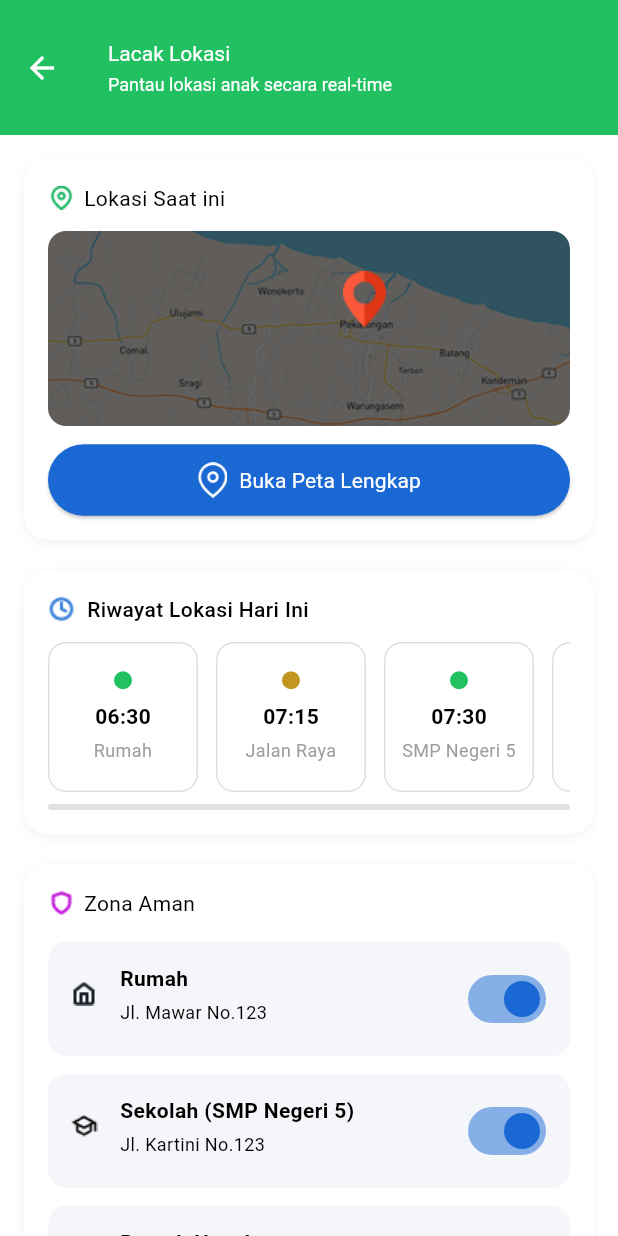
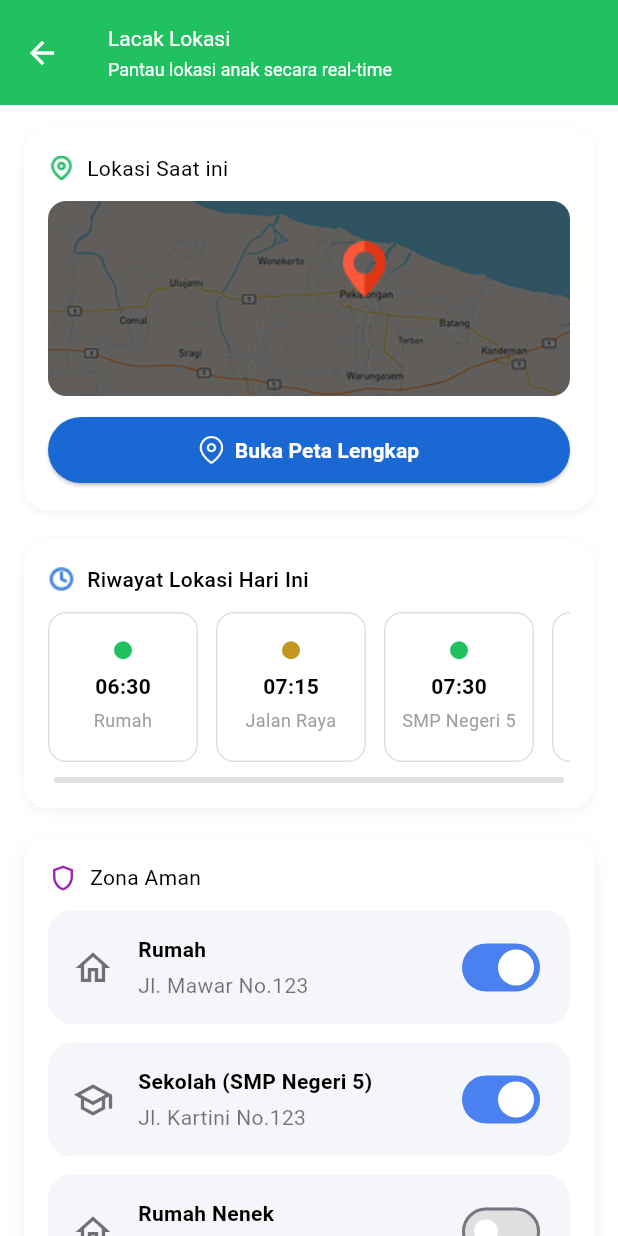
Before and after one commit to dhimskyyy/gen_app, a Flutter app: the LocationScreen screen opened by its route, on a phone screen of 412 x 824 dp. Run offline on Flutter 3.47's test engine with Material 3 defaults, Android fonts, the phone set to English and light mode, and no system bars; Roboto replaces fonts that are missing (YourFont).

Commit message:
location

```diff
--- a/lib/location/location_screen.dart
+++ b/lib/location/location_screen.dart
@@ -2,8 +2,73 @@ import 'package:flutter/material.dart';
 import '../../theme/app_colors.dart';
 import '../../theme/text_styles.dart';
 
-class LocationScreen extends StatelessWidget {
+class LocationScreen extends StatefulWidget {
   const LocationScreen({super.key});
+
+  @override
+  State<LocationScreen> createState() => _LocationScreenState();
+}
+
+class _LocationScreenState extends State<LocationScreen> {
+  late final ScrollController _scrollController;
+  double _scrollProgress = 0.0;
+
+  final List<Map<String, dynamic>> _safeZoneData = [
+    {
+      'title': 'Rumah',
+      'address': 'Jl. Mawar No.123',
+      'iconFile': 'home.png',
+      'isActive': true,
+    },
+    {
+      'title': 'Sekolah (SMP Negeri 5)',
+      'address': 'Jl. Kartini No.123',
+      'iconFile': 'school.png',
+      'isActive': true,
+    },
+    {
+      'title': 'Rumah Nenek',
+      'address': 'Jl. Melati No.123',
+      'iconFile': 'home.png',
+      'isActive': false,
+    },
+  ];
+
+  final List<Map<String, dynamic>> _notificationData = [
+    {
+      'title': 'Baterai Lemah',
+      'subtitle': 'Notifikasi saat baterai <20%',
+      'isActive': true,
+      'bgColor': AppColors.yellowSoft,
+    },
+    {
+      'title': 'Keluar Zona Aman',
+      'subtitle': 'Peringatan ketika keluar zona aman',
+      'isActive': true,
+      'bgColor': AppColors.redSoft,
+    }
+  ];
+
+  @override
+  void initState() {
+    super.initState();
+    _scrollController = ScrollController();
+    _scrollController.addListener(() {
+      if (mounted) {
+        final maxScroll = _scrollController.position.maxScrollExtent;
+        final currentScroll = _scrollController.position.pixels;
+        setState(() {
+          _scrollProgress = (maxScroll > 0) ? currentScroll / maxScroll : 0;
+        });
+      }
+    });
+  }
+
+  @override
+  void dispose() {
+    _scrollController.dispose();
+    super.dispose();
+  }
 
   @override
   Widget build(BuildContext context) {
@@ -12,7 +77,7 @@ class LocationScreen extends StatelessWidget {
       appBar: AppBar(
         backgroundColor: AppColors.greenSoft,
         elevation: 0,
-        toolbarHeight: 90,
+        toolbarHeight: 70,
         leading: IconButton(
           icon: const Icon(Icons.arrow_back, color: Colors.white),
           onPressed: () => Navigator.pop(context),
@@ -70,7 +135,7 @@ class LocationScreen extends StatelessWidget {
           Row(
             children: [
               Image.asset('assets/icons/map_pin.png', width: 18),
-              const SizedBox(width: 6),
+              const SizedBox(width: 8),
               Text('Lokasi Saat ini', style: AppTextStyles.textReguler),
             ],
           ),
@@ -91,7 +156,7 @@ class LocationScreen extends StatelessWidget {
                 left: 195,
                 child: Image.asset(
                   'assets/icons/Vector.png',
-                  width: 32, // Sesuaikan ukuran icon
+                  width: 32,
                 ),
               ),
             ],
@@ -108,9 +173,13 @@ class LocationScreen extends StatelessWidget {
                 ),
                 padding: const EdgeInsets.symmetric(vertical: 12),
               ),
-              icon: Image.asset('assets/icons/point_icon.png', width: 20),
-              label: Text('Buka Peta Lengkap', style: AppTextStyles.textWhite),
+              icon: Image.asset('assets/icons/point_icon.png', width: 16),
+              label: Text(
+                'Buka Peta Lengkap',
+                style: AppTextStyles.textWhite.copyWith(fontWeight: FontWeight.bold),
               ),
+            ),
+
           ),
         ],
       ),
@@ -118,20 +187,6 @@ class LocationScreen extends StatelessWidget {
   }
 
   Widget _locationHistorySection() {
-    final ScrollController _scrollController = ScrollController();
-
-    return StatefulBuilder(
-      builder: (context, setState) {
-        double scrollProgress = 0;
-
-        _scrollController.addListener(() {
-          final maxScroll = _scrollController.position.maxScrollExtent;
-          final currentScroll = _scrollController.position.pixels;
-          setState(() {
-            scrollProgress = (maxScroll == 0) ? 0 : currentScroll / maxScroll;
-          });
-        });
-
     return Container(
       padding: const EdgeInsets.all(16),
       decoration: BoxDecoration(
@@ -175,9 +230,10 @@ class LocationScreen extends StatelessWidget {
               ],
             ),
           ),
-              const SizedBox(height: 8),
-              // Scroll progress bar
-              LayoutBuilder(
+          const SizedBox(height: 10),
+          Padding(
+            padding: const EdgeInsets.symmetric(horizontal: 4.0),
+            child: LayoutBuilder(
               builder: (context, constraints) {
                 return Stack(
                   children: [
@@ -185,27 +241,26 @@ class LocationScreen extends StatelessWidget {
                       height: 4,
                       width: double.infinity,
                       decoration: BoxDecoration(
-                          color: AppColors.lightGrey,
-                          borderRadius: BorderRadius.circular(2),
+                        color: Colors.grey[300],
+                        borderRadius: BorderRadius.circular(10),
                       ),
                     ),
                     AnimatedContainer(
                       duration: const Duration(milliseconds: 100),
-                        height: 4,
-                        width: constraints.maxWidth * scrollProgress,
+                      height: 5,
+                      width: constraints.maxWidth * _scrollProgress,
                       decoration: BoxDecoration(
-                          color: Colors.black,
-                          borderRadius: BorderRadius.circular(2),
+                        color: Colors.grey[500],
+                        borderRadius: BorderRadius.circular(10),
                       ),
                     ),
                   ],
                 );
               },
             ),
+          ),
         ],
       ),
-        );
-      },
     );
   }
 
@@ -255,13 +310,13 @@ class LocationScreen extends StatelessWidget {
     return Container(
       padding: const EdgeInsets.all(16),
       decoration: BoxDecoration(
-        color: AppColors.white,
+        color: Colors.white,
         borderRadius: BorderRadius.circular(16),
         boxShadow: [
           BoxShadow(
-            color: AppColors.shadowSoft,
-            blurRadius: 6,
-            offset: const Offset(0, 2),
+            color: Colors.grey.withOpacity(0.15),
+            blurRadius: 10,
+            offset: const Offset(0, 4),
           ),
         ],
       ),
@@ -270,104 +325,49 @@ class LocationScreen extends StatelessWidget {
         children: [
           Row(
             children: [
-              Image.asset('assets/icons/shield.png', width: 18),
-              const SizedBox(width: 6),
-              Text('Zona Aman', style: AppTextStyles.textReguler),
+              const Icon(Icons.shield_outlined, color: Colors.purple, size: 20),
+              const SizedBox(width: 8),
+              Text(
+                'Zona Aman',
+                style: AppTextStyles.textReguler,
+              ),
             ],
           ),
-          const SizedBox(height: 16),
-          _safeZoneItem(
-            title: 'Rumah',
-            address: 'Jl. Mawar No.123',
-            active: true,
-            iconFile: 'home.png',
+          const SizedBox(height: 12),
+          ListView.separated(
+            physics: const NeverScrollableScrollPhysics(),
+            shrinkWrap: true,
+            itemCount: _safeZoneData.length,
+            separatorBuilder: (context, index) => const SizedBox(height: 12),
+            itemBuilder: (context, index) {
+              final item = _safeZoneData[index];
+              return _SafeZoneItem(
+                title: item['title'],
+                address: item['address'],
+                iconFile: item['iconFile'],
+                initialIsActive: item['isActive'],
+              );
+            },
           ),
-          const SizedBox(height: 12),
-          _safeZoneItem(
-            title: 'Sekolah (SMP Negeri 5)',
-            address: 'Jl. Kartini No.123',
-            active: true,
-            iconFile: 'school.png',
-          ),
-          const SizedBox(height: 12),
-          _safeZoneItem(
-            title: 'Rumah Nenek',
-            address: 'Jl. Melati No.123',
-            active: false,
-            iconFile: 'home.png',
-          ),
-          const SizedBox(height: 20),
           SizedBox(
             width: double.infinity,
             child: ElevatedButton.icon(
               onPressed: () {},
-              icon: const Icon(Icons.add, color: Colors.white),
+              style: ElevatedButton.styleFrom(
+                backgroundColor: AppColors.primary,
+                shape: RoundedRectangleBorder(
+                  borderRadius: BorderRadius.circular(28),
+                ),
+                padding: const EdgeInsets.symmetric(vertical: 12),
+              ),
+              icon: const Icon(Icons.add, color: Colors.white, size: 20),
               label: Text(
                 'Tambahkan Zona Aman Baru',
                 style: AppTextStyles.textWhite.copyWith(
                   fontWeight: FontWeight.bold,
                 ),
               ),
-              style: ElevatedButton.styleFrom(
-                backgroundColor: AppColors.primary,
-                shape: RoundedRectangleBorder(
-                  borderRadius: BorderRadius.circular(28),
             ),
-                padding: const EdgeInsets.symmetric(vertical: 14),
-              ),
-            ),
-          ),
-        ],
-      ),
-    );
-  }
-
-  Widget _safeZoneItem({
-    required String title,
-    required String address,
-    required bool active,
-    required String iconFile,
-  }) {
-    return Container(
-      padding: const EdgeInsets.symmetric(horizontal: 12, vertical: 14),
-      decoration: BoxDecoration(
-        color: const Color(0xFFF5F6FA), // Abu-abu soft sesuai desain Figma
-        borderRadius: BorderRadius.circular(12),
-      ),
-      child: Row(
-        mainAxisAlignment: MainAxisAlignment.spaceBetween,
-        crossAxisAlignment: CrossAxisAlignment.start,
-        children: [
-          Row(
-            children: [
-              Image.asset('assets/icons/$iconFile', width: 24),
-              const SizedBox(width: 12),
-              Column(
-                crossAxisAlignment: CrossAxisAlignment.start,
-                children: [
-                  Text(
-                    title,
-                    style: AppTextStyles.textReguler.copyWith(
-                      fontWeight: FontWeight.w600,
-                      fontSize: 14,
-                    ),
-                  ),
-                  const SizedBox(height: 4),
-                  Text(
-                    address,
-                    style: AppTextStyles.description.copyWith(
-                      fontSize: 12,
-                      color: AppColors.black, // Ubah jadi hitam
-                    ),
-                  ),
-                ],
-              ),
-            ],
-          ),
-          Switch(
-            value: active,
-            onChanged: (_) {},
-            activeColor: AppColors.primary,
           ),
         ],
       ),
@@ -394,39 +394,144 @@ class LocationScreen extends StatelessWidget {
           Row(
             children: [
               Image.asset('assets/icons/shield.png', width: 18),
-              const SizedBox(width: 6),
+              const SizedBox(width: 8),
               Text('Pengaturan Notifikasi', style: AppTextStyles.textReguler),
             ],
           ),
-          const SizedBox(height: 16),
-          _notificationItem(
-            title: 'Baterai Lemah',
-            subtitle: 'Notifikasi saat baterai <20%',
-            isActive: true,
-            bgColor: AppColors.yellowSoft,
-          ),
           const SizedBox(height: 12),
-          _notificationItem(
-            title: 'Keluar Zona Aman',
-            subtitle: 'Peringatan ketika keluar zona aman',
-            isActive: true,
-            bgColor: AppColors.redSoft,
+          ListView.separated(
+            physics: const NeverScrollableScrollPhysics(),
+            shrinkWrap: true,
+            itemCount: _notificationData.length,
+            separatorBuilder: (context, index) => const SizedBox(height: 12),
+            itemBuilder: (context, index) {
+              final item = _notificationData[index];
+              return _NotificationItem(
+                title: item['title'],
+                subtitle: item['subtitle'],
+                initialIsActive: item['isActive'],
+                bgColor: item['bgColor'],
+              );
+            },
           ),
         ],
       ),
     );
   }
+}
 
-  Widget _notificationItem({
-    required String title,
-    required String subtitle,
-    required bool isActive,
-    required Color bgColor,
-  }) {
+class _SafeZoneItem extends StatefulWidget {
+  final String title;
+  final String address;
+  final String iconFile;
+  final bool initialIsActive;
+
+  const _SafeZoneItem({
+    required this.title,
+    required this.address,
+    required this.iconFile,
+    required this.initialIsActive,
+  });
+
+  @override
+  State<_SafeZoneItem> createState() => __SafeZoneItemState();
+}
+
+class __SafeZoneItemState extends State<_SafeZoneItem> {
+  late bool _isActive;
+
+  @override
+  void initState() {
+    super.initState();
+    _isActive = widget.initialIsActive;
+  }
+
+  @override
+  Widget build(BuildContext context) {
+    IconData iconData = widget.iconFile == 'home.png'
+        ? Icons.home_outlined
+        : Icons.school_outlined;
+
+    return Container(
+      padding: const EdgeInsets.symmetric(horizontal: 16, vertical: 14),
+      decoration: BoxDecoration(
+        color: const Color(0xFFF5F6FA),
+        borderRadius: BorderRadius.circular(16),
+      ),
+      child: Row(
+        children: [
+          Icon(iconData, color: Colors.black54, size: 28),
+          const SizedBox(width: 16),
+          Expanded(
+            child: Column(
+              crossAxisAlignment: CrossAxisAlignment.start,
+              children: [
+                Text(
+                  widget.title,
+                  style: AppTextStyles.textReguler.copyWith(
+                    fontWeight: FontWeight.bold,
+                  ),
+                ),
+                const SizedBox(height: 4),
+                Text(
+                  widget.address,
+                  style: AppTextStyles.description.copyWith(
+                    color: Colors.black54,
+                  ),
+                ),
+              ],
+            ),
+          ),
+          Switch(
+            value: _isActive,
+            onChanged: (bool value) {
+              setState(() {
+                _isActive = value;
+              });
+            },
+            activeTrackColor: const Color(0xFF4A80F0),
+            activeColor: Colors.white,
+            inactiveTrackColor: Colors.grey.shade300,
+            inactiveThumbColor: Colors.white,
+          ),
+        ],
+      ),
+    );
+  }
+}
+
+class _NotificationItem extends StatefulWidget {
+  final String title;
+  final String subtitle;
+  final bool initialIsActive;
+  final Color bgColor;
+
+  const _NotificationItem({
+    required this.title,
+    required this.subtitle,
+    required this.initialIsActive,
+    required this.bgColor,
+  });
+
+  @override
+  State<_NotificationItem> createState() => _NotificationItemState();
+}
+
+class _NotificationItemState extends State<_NotificationItem> {
+  late bool _isActive;
+
+  @override
+  void initState() {
+    super.initState();
+    _isActive = widget.initialIsActive;
+  }
+
+  @override
+  Widget build(BuildContext context) {
     return Container(
       padding: const EdgeInsets.symmetric(horizontal: 12, vertical: 12),
       decoration: BoxDecoration(
-        color: bgColor,
+        color: widget.bgColor,
         borderRadius: BorderRadius.circular(12),
       ),
       child: Row(
@@ -436,16 +541,23 @@ class LocationScreen extends StatelessWidget {
             child: Column(
               crossAxisAlignment: CrossAxisAlignment.start,
               children: [
-                Text(title, style: AppTextStyles.textReguler),
+                Text(widget.title, style: AppTextStyles.textReguler),
                 const SizedBox(height: 4),
-                Text(subtitle, style: AppTextStyles.description),
+                Text(widget.subtitle, style: AppTextStyles.description),
               ],
             ),
           ),
           Switch(
-            value: isActive,
-            onChanged: (_) {},
-            activeColor: AppColors.primary,
+            value: _isActive,
+            onChanged: (bool value) {
+              setState(() {
+                _isActive = value;
+              });
+            },
+            activeTrackColor: const Color(0xFF4A80F0),
+            activeColor: Colors.white,
+            inactiveTrackColor: Colors.grey.shade300,
+            inactiveThumbColor: Colors.white,
           ),
         ],
       ),
--- a/lib/timelimit/timelimit_screen.dart
+++ b/lib/timelimit/timelimit_screen.dart
@@ -49,12 +49,12 @@ class _TimeLimitScreenState extends State<TimeLimitScreen> {
   }
 
 String _formatHours(double hours) {
-  if (hours >= 8.0) return '8 Jam'; // Kasus maksimal
-  if (hours <= 0.5) return '30 Menit'; // Kasus minimal
+  if (hours >= 8.0) return '8 Jam';
+  if (hours <= 0.5) return '30 Menit';
 
   int totalMinutes = (hours * 60).round();
-  int h = totalMinutes ~/ 60; // Mendapatkan jam
-  int m = totalMinutes % 60;  // Mendapatkan sisa menit
+  int h = totalMinutes ~/ 60;
+  int m = totalMinutes % 60;
 
   if (h > 0 && m > 0) {
     return '$h Jam $m Menit';
@@ -116,13 +116,11 @@ String _formatHours(double hours) {
                 ),
               ),
               Slider(
-                // PERUBAHAN 2: Gunakan variabel state sebagai nilai slider
                 value: _dailyLimitHours,
-                min: 0.5, // 30 menit
-                max: 8,   // 8 jam
-                divisions: 15, // (8 jam - 0.5 jam) / 30 menit = 7.5 / 0.5 = 15 langkah
+                min: 0.5,
+                max: 8,
+                divisions: 15,
                 onChanged: (double newValue) {
-                  // PERUBAHAN 3: Panggil setState untuk memperbarui nilai dan UI
                   setState(() {
                     _dailyLimitHours = newValue;
                   });
@@ -131,7 +129,6 @@ String _formatHours(double hours) {
                 inactiveColor: AppColors.greySoft,
               ),
               Text(
-                // PERUBAHAN 4: Tampilkan juga nilai terbaru di bawah slider
                 _formatHours(_dailyLimitHours),
                 style: AppTextStyles.textReguler
               ),
```
Lines whose indentation alone changed are shown as unchanged.
